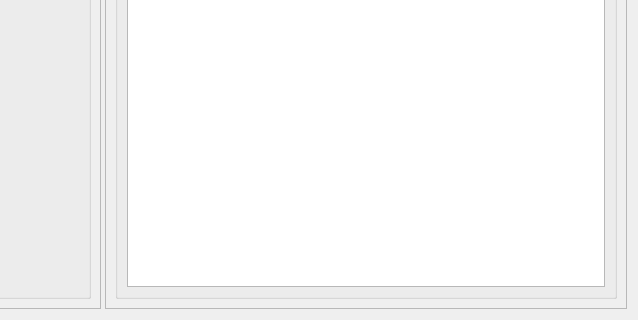
Before: the Qt Designer form BoardManager/boardmanager.ui in whaip/ATS, drawn with Qt 5; both pictures show x 562 to 1200 and y 480 to 800 of the 1200 by 800 pixel window.
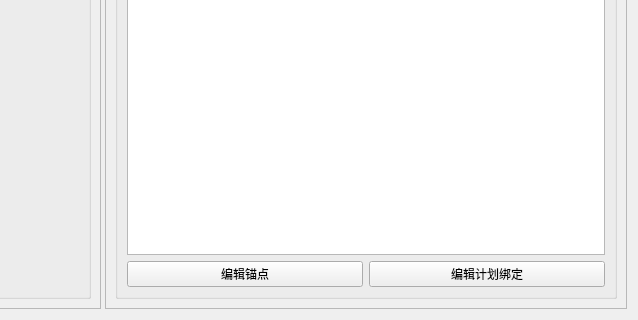
After: the same form once the commit is applied.

Patch:
```diff
--- a/BoardManager/boardmanager.ui
+++ b/BoardManager/boardmanager.ui
@@ -230,6 +230,24 @@
           <item>
            <widget class="QTextBrowser" name="textOtherInfo"/>
           </item>
+         <item>
+          <layout class="QHBoxLayout" name="horizontalLayout_bindingsActions">
+           <item>
+            <widget class="QPushButton" name="buttonEditAnchors">
+             <property name="text">
+              <string>编辑锚点</string>
+             </property>
+            </widget>
+           </item>
+           <item>
+            <widget class="QPushButton" name="buttonEditPlanBindings">
+             <property name="text">
+              <string>编辑计划绑定</string>
+             </property>
+            </widget>
+           </item>
+          </layout>
+         </item>
          </layout>
         </widget>
        </item>
```
